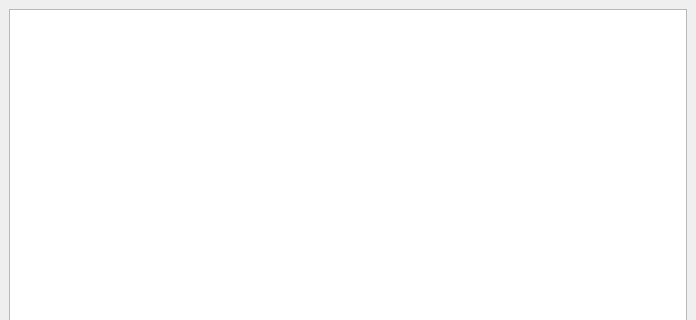
The window that lib/roby/log/gui/relations.ui (rock-core/tools-roby) describes before a commit, drawn with Qt 5; both pictures show x 0 to 696 and y 0 to 320 of the 696 by 525 pixel window.
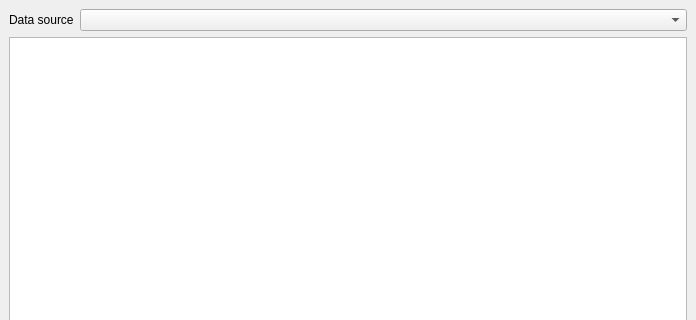
The same window after the commit.

Commit message: [log] complete the log replay framework. Still need to do the binding between displays and data sources

Patch:
```diff
--- a/lib/roby/log/gui/relations.ui
+++ b/lib/roby/log/gui/relations.ui
@@ -12,7 +12,7 @@
   <property name="windowTitle" >
    <string>RelationsConfig</string>
   </property>
-  <layout class="QHBoxLayout" >
+  <layout class="QVBoxLayout" >
    <property name="margin" >
     <number>9</number>
    </property>
@@ -20,7 +20,44 @@
     <number>6</number>
    </property>
    <item>
-    <widget class="QTreeView" name="lst_relations" />
+    <layout class="QHBoxLayout" >
+     <property name="margin" >
+      <number>0</number>
+     </property>
+     <property name="spacing" >
+      <number>6</number>
+     </property>
+     <item>
+      <widget class="QLabel" name="label" >
+       <property name="sizePolicy" >
+        <sizepolicy>
+         <hsizetype>1</hsizetype>
+         <vsizetype>5</vsizetype>
+         <horstretch>0</horstretch>
+         <verstretch>0</verstretch>
+        </sizepolicy>
+       </property>
+       <property name="text" >
+        <string>Data source</string>
+       </property>
+      </widget>
+     </item>
+     <item>
+      <widget class="QComboBox" name="source" >
+       <property name="sizePolicy" >
+        <sizepolicy>
+         <hsizetype>3</hsizetype>
+         <vsizetype>0</vsizetype>
+         <horstretch>0</horstretch>
+         <verstretch>0</verstretch>
+        </sizepolicy>
+       </property>
+      </widget>
+     </item>
+    </layout>
+   </item>
+   <item>
+    <widget class="QTreeView" name="relations" />
    </item>
   </layout>
  </widget>
```
The commit also changes 17 other files.
